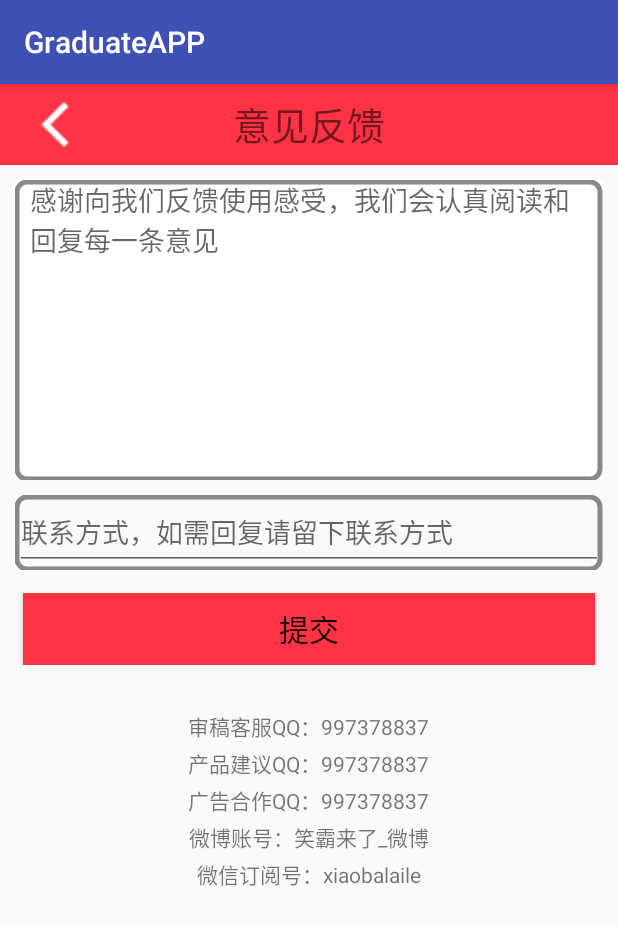
After one commit to UserNameBoss/GraduateAPP2, an Android app: the Feedback_Activity screen opened directly, with no data from a screen before it, on a phone screen of 412 x 824 dp. The commit adds this screen. Shown: the top 925 px of the screen. Run offline under Robolectric (Android 15) with nearby library versions, the phone set to English and light mode, and no system bars; our stand-ins replace CircleImageView.

Commit message:
我创建了消息界面

```diff
--- /dev/null
+++ b/app/src/main/java/com/example/yangxiaolong/graduateapp/MyView/MyEditext.java
@@ -0,0 +1,34 @@
+package com.example.yangxiaolong.graduateapp.MyView;
+
+import android.content.Context;
+import android.graphics.Canvas;
+import android.graphics.Color;
+import android.graphics.Paint;
+import android.graphics.RectF;
+import android.util.AttributeSet;
+import android.widget.EditText;
+
+/**
+ * Created by Administrator on 2016/11/2.
+ */
+public class MyEditext extends EditText {
+    public MyEditext(Context context, AttributeSet attrs) {
+        super(context, attrs);
+    }
+
+    @Override
+    protected void onDraw(Canvas canvas) {
+        super.onDraw(canvas);
+
+        //void android.graphics.Canvas.drawRoundRect(RectF rect, float rx, float ry, Paint paint)
+        //float rx : x轴的圆角半径
+        //float ry : y轴的圆角半径
+
+
+        Paint paint=new Paint();
+        paint.setStyle(Paint.Style.STROKE);
+        paint.setStrokeWidth(5);
+        paint.setColor(Color.GRAY);
+        canvas.drawRoundRect(new RectF(2+this.getScrollX(), 2+this.getScrollY(), this.getWidth()-3+this.getScrollX(), this.getHeight()+this.getScrollY()-1),10,10,paint);
+    }
+}
--- /dev/null
+++ b/app/src/main/java/com/example/yangxiaolong/graduateapp/activity/Feedback_Activity.java
@@ -0,0 +1,15 @@
+package com.example.yangxiaolong.graduateapp.activity;
+
+import android.support.v7.app.AppCompatActivity;
+import android.os.Bundle;
+
+import com.example.yangxiaolong.graduateapp.R;
+
+public class Feedback_Activity extends AppCompatActivity {
+
+    @Override
+    protected void onCreate(Bundle savedInstanceState) {
+        super.onCreate(savedInstanceState);
+        setContentView(R.layout.activity_feedback);
+    }
+}
--- /dev/null
+++ b/app/src/main/res/layout/activity_feedback.xml
@@ -0,0 +1,117 @@
+<?xml version="1.0" encoding="utf-8"?>
+<LinearLayout xmlns:android="http://schemas.android.com/apk/res/android"
+    xmlns:app="http://schemas.android.com/apk/res-auto"
+    android:orientation="vertical"
+    android:layout_width="match_parent"
+    android:layout_height="match_parent">
+
+    <LinearLayout
+        android:layout_width="match_parent"
+        android:layout_height="wrap_content"
+        android:background="#ff3344"
+        android:orientation="horizontal">
+
+        <ImageView
+            android:id="@+id/ImageView_collect_back"
+            android:layout_width="0dp"
+            android:layout_height="wrap_content"
+            android:layout_weight="1"
+            android:paddingRight="40dp"
+            android:src="@drawable/btn_back_0" />
+
+        <RelativeLayout
+            android:layout_width="0dp"
+            android:layout_height="wrap_content"
+            android:layout_gravity="center"
+            android:layout_weight="1"
+            android:gravity="center">
+
+            <TextView
+                android:layout_width="wrap_content"
+                android:layout_height="wrap_content"
+                android:text="意见反馈"
+                android:textSize="25sp" />
+        </RelativeLayout>
+
+        <TextView
+            android:layout_width="0dp"
+            android:layout_height="match_parent"
+            android:layout_weight="1" />
+    </LinearLayout>
+    <LinearLayout
+        android:layout_width="match_parent"
+        android:orientation="vertical"
+        android:layout_height="wrap_content">
+
+
+        <com.example.yangxiaolong.graduateapp.MyView.MyEditext
+            android:layout_margin="10dp"
+            android:background="#ffffff"
+            android:id="@+id/MyEditext_feedback"
+            android:paddingLeft="10dp"
+            android:paddingRight="10dp"
+            android:gravity="top"
+            android:hint="感谢向我们反馈使用感受，我们会认真阅读和回复每一条意见"
+            android:layout_width="match_parent"
+            android:layout_height="200dp"
+            />
+        <com.example.yangxiaolong.graduateapp.MyView.MyEditext
+            android:id="@+id/MyEditext_connect"
+            android:layout_marginLeft="10dp"
+            android:layout_marginRight="10dp"
+            android:layout_marginBottom="15dp"
+            android:hint="联系方式，如需回复请留下联系方式"
+            android:layout_width="match_parent"
+            android:layout_height="50dp"/>
+
+
+    </LinearLayout>
+
+    <LinearLayout
+        android:layout_width="match_parent"
+        android:layout_height="wrap_content">
+
+        <Button
+            android:layout_marginLeft="15dp"
+            android:layout_marginRight="15dp"
+            android:background="#ff3344"
+            android:text="提交"
+            android:textSize="20dp"
+            android:layout_width="match_parent"
+            android:layout_height="wrap_content" />
+    </LinearLayout>
+    <TextView
+        android:layout_gravity="center"
+        android:layout_marginTop="30dp"
+        android:text="审稿客服QQ：997378837"
+        android:layout_width="wrap_content"
+        android:layout_height="wrap_content" />
+
+    <TextView
+        android:layout_gravity="center"
+        android:layout_marginTop="3dp"
+        android:text="产品建议QQ：997378837"
+        android:layout_width="wrap_content"
+        android:layout_height="wrap_content" />
+
+    <TextView
+        android:layout_gravity="center"
+        android:layout_marginTop="3dp"
+        android:text="广告合作QQ：997378837"
+        android:layout_width="wrap_content"
+        android:layout_height="wrap_content" />
+
+    <TextView
+        android:layout_gravity="center"
+        android:layout_marginTop="3dp"
+        android:text="微博账号：笑霸来了_微博"
+        android:layout_width="wrap_content"
+        android:layout_height="wrap_content" />
+
+    <TextView
+        android:layout_gravity="center"
+        android:layout_marginTop="3dp"
+        android:text="微信订阅号：xiaobalaile"
+        android:layout_width="wrap_content"
+        android:layout_height="wrap_content" />
+</LinearLayout>
--- a/app/src/main/res/layout/fragment_message.xml
+++ b/app/src/main/res/layout/fragment_message.xml
@@ -54,9 +54,9 @@
         android:orientation="vertical"
         >
         <RelativeLayout
+            android:id="@+id/RelativeLayout_MyMessage"
             android:layout_width="match_parent"
             android:layout_height="70dp"
-
             >
             <ImageView
                 android:layout_width="50dp"
@@ -94,6 +94,7 @@
             android:background="#F1F1F1"/>
 
         <RelativeLayout
+            android:id="@+id/RelativeLayout_Comment_Collect"
             android:layout_width="match_parent"
             android:layout_height="70dp"
 
@@ -129,6 +130,7 @@
                 />
         </RelativeLayout>
         <RelativeLayout
+            android:id="@+id/RelativeLayout_feedback"
             android:layout_width="match_parent"
             android:layout_height="70dp"
 
```
Also changed, not shown: app/src/main/AndroidManifest.xml (+7 -2 lines), app/src/main/java/com/example/yangxiaolong/graduateapp/activity/Comment_Collect_Activity.java (added, +15 -0 lines), app/src/main/java/com/example/yangxiaolong/graduateapp/activity/MessageCenter_Activity.java (added, +15 -0 lines), app/src/main/java/com/example/yangxiaolong/graduateapp/frament/Fragment_message.java (+37 -2 lines), app/src/main/res/layout/activity_comment__collect.xml (added, +92 -0 lines), app/src/main/res/layout/activity_message_center_.xml (added, +67 -0 lines), app/src/main/res/drawable/btn_back_0.png (added), app/src/main/res/drawable/btn_setting_1.png (added), 80 other files.
